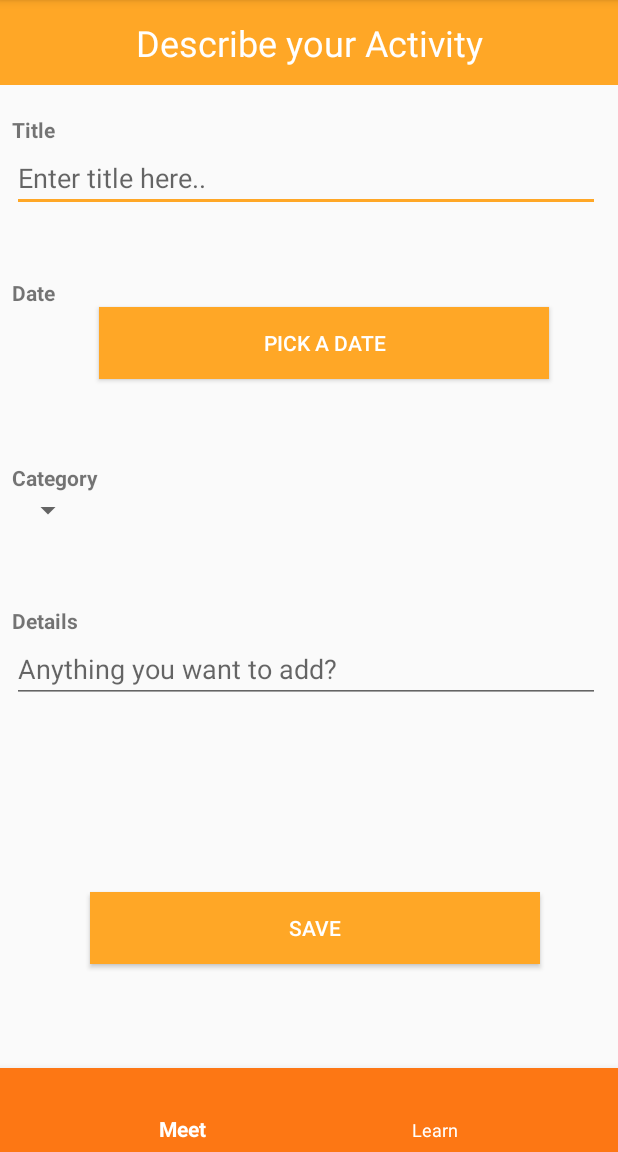
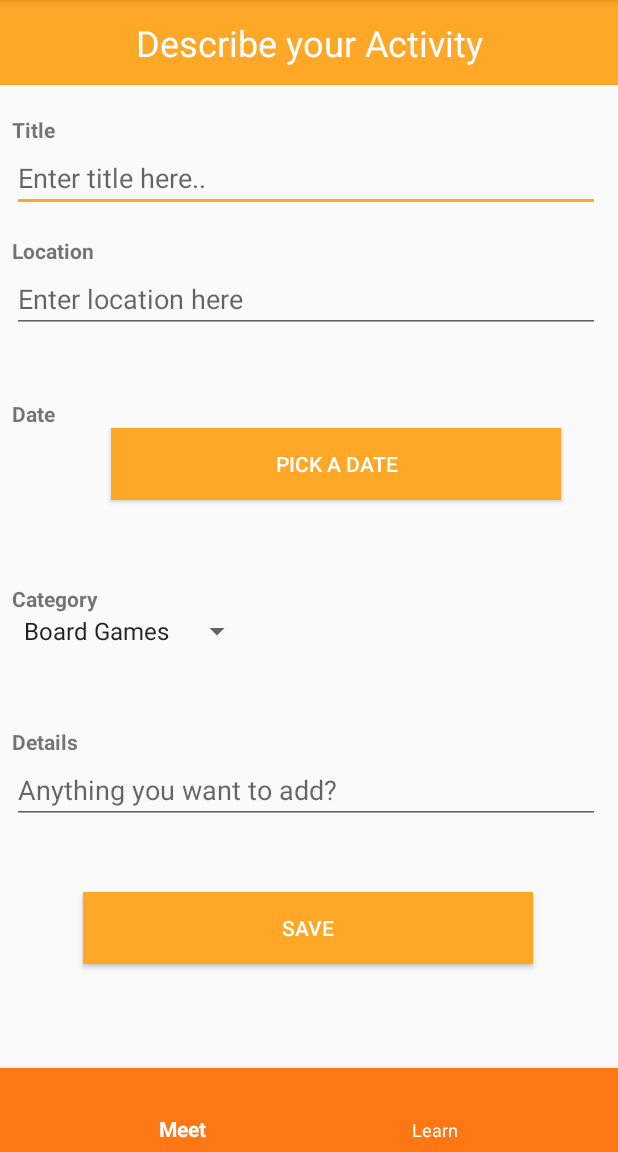
Before and after one commit to Rmacias91/Mismo_Student_Isolation, an Android app: the AddMeetActivity screen opened directly, with no data from a screen before it, after a tap on "SAVE", on a phone screen of 412 x 824 dp, the part 84-1236 px from its top. Run offline under Robolectric (Android 15) with nearby library versions, the phone set to English and light mode, and no system bars.

Commit message:
Add Meet works, just need to load from db before returning to list or add one into list?

```diff
--- a/app/src/main/java/com/example/richardmacias/cs6460/data/Repository.kt
+++ b/app/src/main/java/com/example/richardmacias/cs6460/data/Repository.kt
@@ -52,7 +52,7 @@ class Repository private constructor()//private val meetCardDao: MeetCardDao,
     }
 
     fun getMeets(listener: listListener){
-        firebaseDataSource.getMeets(listener);
+        firebaseDataSource.getMeets(listener)
     }
 
     fun getMeet(listener: itemListener, id:String){
@@ -62,4 +62,8 @@ class Repository private constructor()//private val meetCardDao: MeetCardDao,
     fun updateMeet(meetCard: MeetCard){
         firebaseDataSource.updateMeet(meetCard)
     }
+
+    fun addMeet(meetCard:MeetCard){
+        firebaseDataSource.addMeet(meetCard)
+    }
 }
--- a/app/src/main/java/com/example/richardmacias/cs6460/data/firebase/OnlineDatabase.kt
+++ b/app/src/main/java/com/example/richardmacias/cs6460/data/firebase/OnlineDatabase.kt
@@ -54,6 +54,12 @@ class OnlineDatabase{
         mDatabase!!.child("meets").addListenerForSingleValueEvent(meetListener)
     }
 
+    fun addMeet(meetCard: MeetCard){
+        val key = mDatabase!!.child("meets").push().key
+        meetCard.onlineId = key
+        mDatabase!!.child("meets").child(key).setValue(meetCard)
+    }
+
 
 
     private fun setReference(){
--- a/app/src/main/java/com/example/richardmacias/cs6460/features/AddMeet/AddMeetActivity.kt
+++ b/app/src/main/java/com/example/richardmacias/cs6460/features/AddMeet/AddMeetActivity.kt
@@ -1,14 +1,17 @@
 package com.example.richardmacias.cs6460.features.AddMeet
 
+import android.app.DatePickerDialog
 import android.os.Bundle
 import android.support.v7.app.ActionBar
 import android.support.v7.app.AppCompatActivity
-import android.widget.Button
-import android.widget.EditText
-import android.widget.Spinner
+import android.view.View
+import android.widget.*
 import com.example.richardmacias.cs6460.R
-import com.example.richardmacias.cs6460.data.database.MeetCardDao
+import com.example.richardmacias.cs6460.data.Repository
 import com.example.richardmacias.cs6460.features.MainMeetList.models.MeetCard
+import java.text.SimpleDateFormat
+import java.util.*
+
 
 class AddMeetActivity : AppCompatActivity() {
 
@@ -16,29 +19,91 @@ class AddMeetActivity : AppCompatActivity() {
     private lateinit var buttonDate: Button
     private lateinit var spinnerCategory: Spinner
     private lateinit var editDetails:EditText
+    private lateinit var editLocation:EditText
     private lateinit var buttonSave:Button
-    private lateinit var toolbar:ActionBar
-    private lateinit var meetDAO: MeetCardDao;
-;
+    private var toolbar:ActionBar? = null
+    private var category:String = "Board Games"
+    private var repository:Repository? = null
+
     override fun onCreate(savedInstanceState: Bundle?) {
         super.onCreate(savedInstanceState)
         setContentView(R.layout.add_meet_layout)
-        buttonSave = findViewById(R.id.button_save_add);
-        buttonSave.setOnClickListener {
-            System.out.println("Clicked save");
+        findViews()
+        setViews()
+        repository = Repository.getInstance()
+    }
 
-            var meet = buildMeetCard();
-            meetDAO.insert(meet)
-        }
+
+
+
+    private fun findViews(){
+        editTitle = findViewById(R.id.edit_title_add)
+        buttonDate = findViewById(R.id.button_date_add)
+        spinnerCategory = findViewById(R.id.spinner_category_add)
+        buttonSave = findViewById(R.id.button_save_add)
+        editDetails = findViewById(R.id.edit_details_add)
+        editLocation = findViewById(R.id.edit_where_add)
+        toolbar = supportActionBar
+
 
     }
 
-    private fun buildMeetCard(): MeetCard {
+    private fun setViews(){
+        buttonSave.setOnClickListener{save()}
 
-        var meetCard = MeetCard();
-        meetCard.title = "What"
-        return meetCard;
+        val adapter = ArrayAdapter.createFromResource(this, R.array.categories,android.R.layout.simple_spinner_item)
+        adapter.setDropDownViewResource(android.R.layout.simple_spinner_dropdown_item)
+        spinnerCategory.adapter = adapter
+
+        spinnerCategory.onItemSelectedListener = object : AdapterView.OnItemSelectedListener {
+            override fun onItemSelected(parent: AdapterView<*>, view: View, position: Int, id: Long) {
+                category = parent.getItemAtPosition(position).toString()
+
+            } // to close the onItemSelected
+
+            override fun onNothingSelected(parent: AdapterView<*>) {
+
+            }
+        }
+
+
+        val cal = Calendar.getInstance()
+
+        val dateSetListener = DatePickerDialog.OnDateSetListener { view, year, monthOfYear, dayOfMonth ->
+            cal.set(Calendar.YEAR, year)
+            cal.set(Calendar.MONTH, monthOfYear)
+            cal.set(Calendar.DAY_OF_MONTH, dayOfMonth)
+
+            val myFormat = "dd/MM/yyyy" // mention the format you need
+            val sdf = SimpleDateFormat(myFormat, Locale.US)
+            buttonDate.text = sdf.format(cal.time)
+        }
+
+        buttonDate.setOnClickListener {
+            DatePickerDialog(this, dateSetListener,
+                    cal.get(Calendar.YEAR),
+                    cal.get(Calendar.MONTH),
+                    cal.get(Calendar.DAY_OF_MONTH)).show()
+        }
+    }
+
+    private fun save(){
+        if(editTitle.text.isNotEmpty() && buttonDate.text.isNotEmpty() && category.isNotEmpty() &&
+                editLocation.text.isNotEmpty()){
+
+             val meetCard = MeetCard(editTitle.text.toString(),
+                     category, editDetails.text.toString(),
+                     buttonDate.text.toString(), editLocation.text.toString(),1  )
+
+            repository?.addMeet(meetCard)
+            Toast.makeText(this,"Saved!",Toast.LENGTH_SHORT).show()
+            finish()
+
+        }else
+            Toast.makeText(this,"Please fill in a complete event",Toast.LENGTH_SHORT).show()
     }
 
 
+
+
 }
--- a/app/src/main/java/com/example/richardmacias/cs6460/features/MainMeetList/activites/MainActivity.kt
+++ b/app/src/main/java/com/example/richardmacias/cs6460/features/MainMeetList/activites/MainActivity.kt
@@ -129,7 +129,7 @@ class MainActivity : AppCompatActivity(){
     }
 
 
-
+//
 //    private fun createDummyData(){
 //        val card1 = MeetCard("Zoo After school", "After school   Outdoors",
 //                "We're off to the Zoo after school. Anyone is welcome to join!","stuff","stuff",4)
--- a/app/src/main/java/com/example/richardmacias/cs6460/features/MainMeetList/models/MeetCard.kt
+++ b/app/src/main/java/com/example/richardmacias/cs6460/features/MainMeetList/models/MeetCard.kt
@@ -10,7 +10,7 @@ class MeetCard( @PrimaryKey(autoGenerate = true) var id:Long=0,
                 var description:String="",
                 var date:String="",
                 var location:String="",
-                var numberGoing:Int=0,
+                var numberGoing:Int=1,
                 var onlineId:String=""){
 
 constructor(title:String, category: String, description: String, date: String, location:String ,numberGoing: Int):
--- a/app/src/main/res/layout/add_meet_layout.xml
+++ b/app/src/main/res/layout/add_meet_layout.xml
@@ -46,6 +46,30 @@
         app:layout_constraintEnd_toEndOf="parent"/>
 
     <TextView
+        android:id="@+id/text_where_add"
+        android:layout_width="match_parent"
+        android:layout_height="wrap_content"
+        android:layout_marginLeft="8dp"
+        android:layout_marginStart="8dp"
+        android:layout_marginTop="16dp"
+        android:text="@string/text_where_add"
+        android:textStyle="bold"
+        app:layout_constraintStart_toStartOf="@id/edit_title_add"
+        app:layout_constraintTop_toBottomOf="@id/edit_title_add" />
+
+    <EditText
+        android:id="@+id/edit_where_add"
+        android:layout_width="match_parent"
+        android:layout_height="wrap_content"
+        android:hint="@string/hint_where_add"
+        android:layout_marginRight="12dp"
+        android:layout_marginEnd="12dp"
+        android:layout_marginLeft="8dp"
+        android:layout_marginStart="8dp"
+        app:layout_constraintStart_toStartOf="@id/text_where_add"
+        app:layout_constraintTop_toBottomOf="@id/text_where_add"/>
+
+    <TextView
         android:id="@+id/text_date_add"
         android:layout_width="match_parent"
         android:layout_height="wrap_content"
@@ -56,8 +80,8 @@
         android:layout_marginStart="8dp"
         app:layout_constraintEnd_toEndOf="parent"
         app:layout_constraintHorizontal_bias="0.0"
-        app:layout_constraintStart_toStartOf="@id/edit_title_add"
-        app:layout_constraintTop_toBottomOf="@id/edit_title_add" />
+        app:layout_constraintStart_toStartOf="@id/edit_where_add"
+        app:layout_constraintTop_toBottomOf="@id/edit_where_add" />
 
     <Button
         android:id="@+id/button_date_add"
@@ -89,6 +113,7 @@
         android:id="@+id/spinner_category_add"
         android:layout_width="wrap_content"
         android:layout_height="wrap_content"
+        android:entries="@array/categories"
         app:layout_constraintStart_toStartOf="@id/text_category_add"
         app:layout_constraintTop_toBottomOf="@id/text_category_add"/>
 
@@ -124,14 +149,16 @@
         android:id="@+id/button_save_add"
         android:layout_width="300dp"
         android:layout_height="wrap_content"
+        android:background="@color/colorAccent"
+        android:gravity="center"
         android:text="@string/button_save_add"
-        android:gravity="center"
-        android:background="@color/colorAccent"
         android:textColor="@android:color/white"
+        app:layout_constraintBottom_toBottomOf="parent"
+        app:layout_constraintEnd_toEndOf="parent"
+        app:layout_constraintHorizontal_bias="0.456"
         app:layout_constraintStart_toStartOf="@id/edit_details_add"
         app:layout_constraintTop_toBottomOf="@id/edit_details_add"
-        app:layout_constraintEnd_toEndOf="parent"
-        app:layout_constraintBottom_toBottomOf="parent"/>
+        app:layout_constraintVertical_bias="0.264" />
 
     <include
         layout="@layout/bottom_nav_bar"
--- a/app/src/main/res/values/strings.xml
+++ b/app/src/main/res/values/strings.xml
@@ -20,6 +20,8 @@
     <string name="button_join_detail">Join</string>
     <string name="cancel_action">Cancel</string>
     <string name="done_action">Done</string>
+    <string name="text_where_add">Location</string>
+    <string name="hint_where_add">Enter location here</string>
 
     <string-array name="categories">
         <item>Board Games</item>
```
